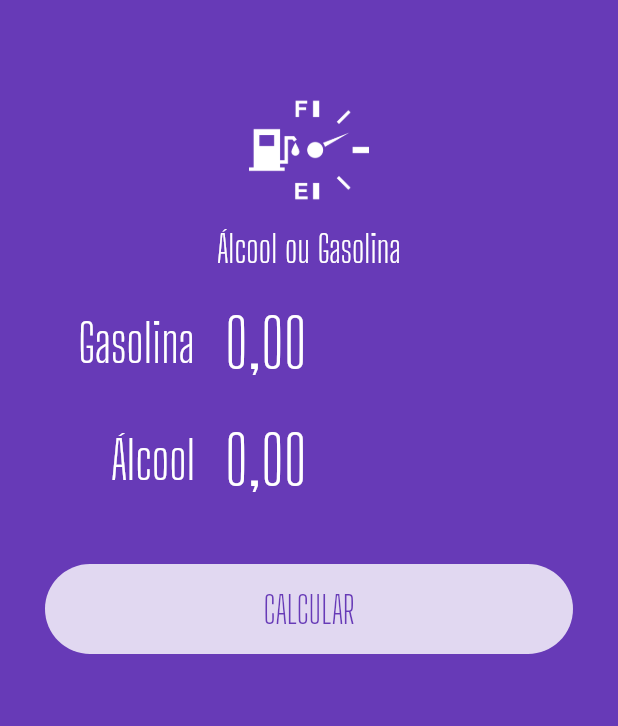
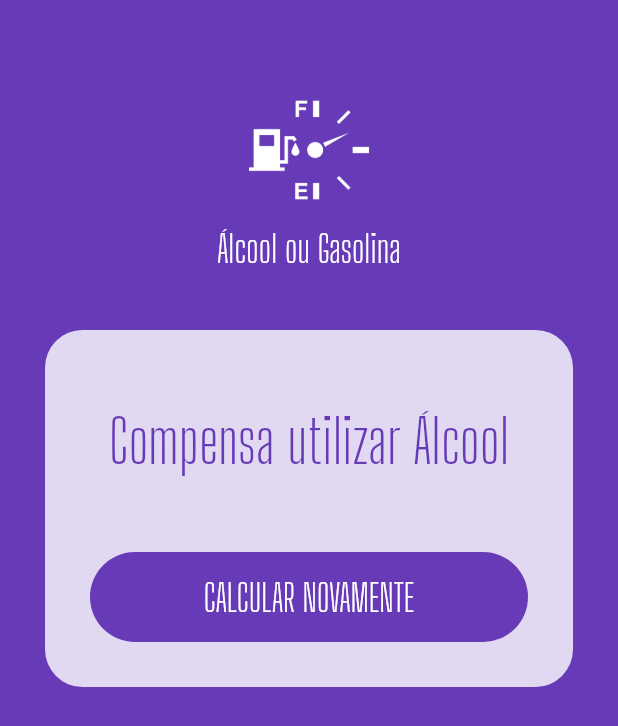
Before and after one commit to Wkerlyson/alcohol_gasoline, a Flutter app: the screen it shows after launch, after a tap on "CALCULAR", on a phone screen of 412 x 824 dp. Shown: the top 726 px of the screen. Run offline on Flutter 3.47's test engine with Material 2 defaults, Android fonts, the phone set to English and light mode, and no system bars; our stand-ins replace flutter_masked_text.

Commit message:
calculating values

```diff
--- a/lib/main.dart
+++ b/lib/main.dart
@@ -1,10 +1,5 @@
-import 'package:alcohol_gasoline/widgets/input.widget.dart';
-import 'package:alcohol_gasoline/widgets/loading-button.widget.dart';
-import 'package:alcohol_gasoline/widgets/logo.widget.dart';
-import 'package:alcohol_gasoline/widgets/submit-form.wodget.dart';
-import 'package:alcohol_gasoline/widgets/success.widget.dart';
+import 'package:alcohol_gasoline/pages/home.page.dart';
 import 'package:flutter/material.dart';
-import 'package:flutter_masked_text/flutter_masked_text.dart';
 
 void main() => runApp(MyApp());
 
@@ -22,26 +17,3 @@ class MyApp extends StatelessWidget {
     );
   }
 }
-
-class HomePage extends StatelessWidget {
-  var _gasCtrl = new MoneyMaskedTextController();
-  var _alcCtrl = new MoneyMaskedTextController();
-
-  @override
-  Widget build(BuildContext context) {
-    return Scaffold(
-      backgroundColor: Theme.of(context).primaryColor,
-      body: ListView(
-        children: <Widget>[
-          Logo(),
-          SubmitForm(
-            alcCtrl: _alcCtrl,
-            gastCtrl: _gasCtrl,
-            submitFunc: () {},
-            busy: false,
-          ),
-        ],
-      ),
-    );
-  }
-}
--- /dev/null
+++ b/lib/pages/home.page.dart
@@ -0,0 +1,76 @@
+import 'package:alcohol_gasoline/widgets/logo.widget.dart';
+import 'package:alcohol_gasoline/widgets/submit-form.wodget.dart';
+import 'package:alcohol_gasoline/widgets/success.widget.dart';
+import 'package:flutter/material.dart';
+import 'package:flutter_masked_text/flutter_masked_text.dart';
+
+class HomePage extends StatefulWidget {
+  @override
+  _HomePageState createState() => _HomePageState();
+}
+
+class _HomePageState extends State<HomePage> {
+  var _gasCtrl = new MoneyMaskedTextController();
+  var _alcCtrl = new MoneyMaskedTextController();
+  var _busy = false;
+  var _completed = false;
+  var _resultText = 'Compensa utilizar álcool';
+
+  @override
+  Widget build(BuildContext context) {
+    return Scaffold(
+      backgroundColor: Theme.of(context).primaryColor,
+      body: ListView(
+        children: <Widget>[
+          Logo(),
+          _completed
+              ? Success(
+                  result: _resultText,
+                  reset: reset,
+                )
+              : SubmitForm(
+                  alcCtrl: _alcCtrl,
+                  gastCtrl: _gasCtrl,
+                  submitFunc: calculate,
+                  busy: _busy,
+                ),
+        ],
+      ),
+    );
+  }
+
+  Future calculate() {
+    double alc =
+        double.parse(_alcCtrl.text.replaceAll(new RegExp(r'[,.]'), ''));
+    double gas =
+        double.parse(_gasCtrl.text.replaceAll(new RegExp(r'[,.]'), ''));
+
+    double res = alc / gas;
+
+    setState(() {
+      _completed = false;
+      _busy = true;
+    });
+
+    return new Future.delayed(const Duration(seconds: 1), () {
+      setState(() {
+        if (res >= 0.7)
+          _resultText = 'Compensa Utilizar Gasolica';
+        else
+          _resultText = 'Compensa utilizar Álcool';
+
+        _busy = false;
+        _completed = true;
+      });
+    });
+  }
+
+  reset() {
+    setState(() {
+      _alcCtrl = new MoneyMaskedTextController();
+      _gasCtrl = new MoneyMaskedTextController();
+      _completed = false;
+      _busy = false;
+    });
+  }
+}
```
